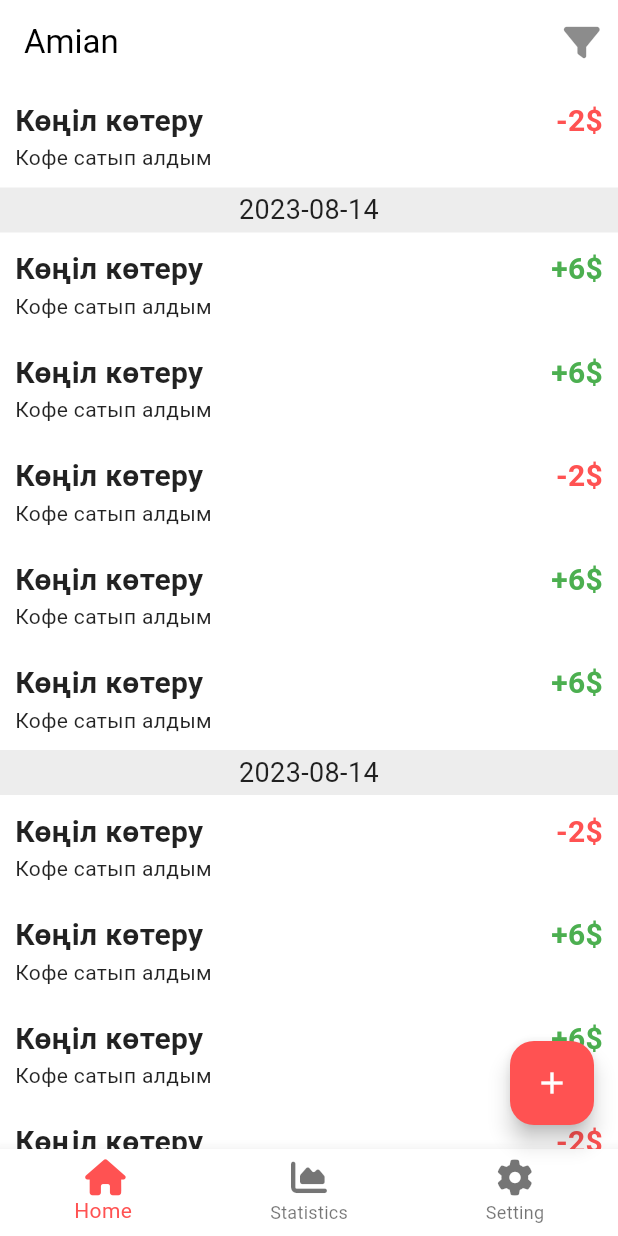
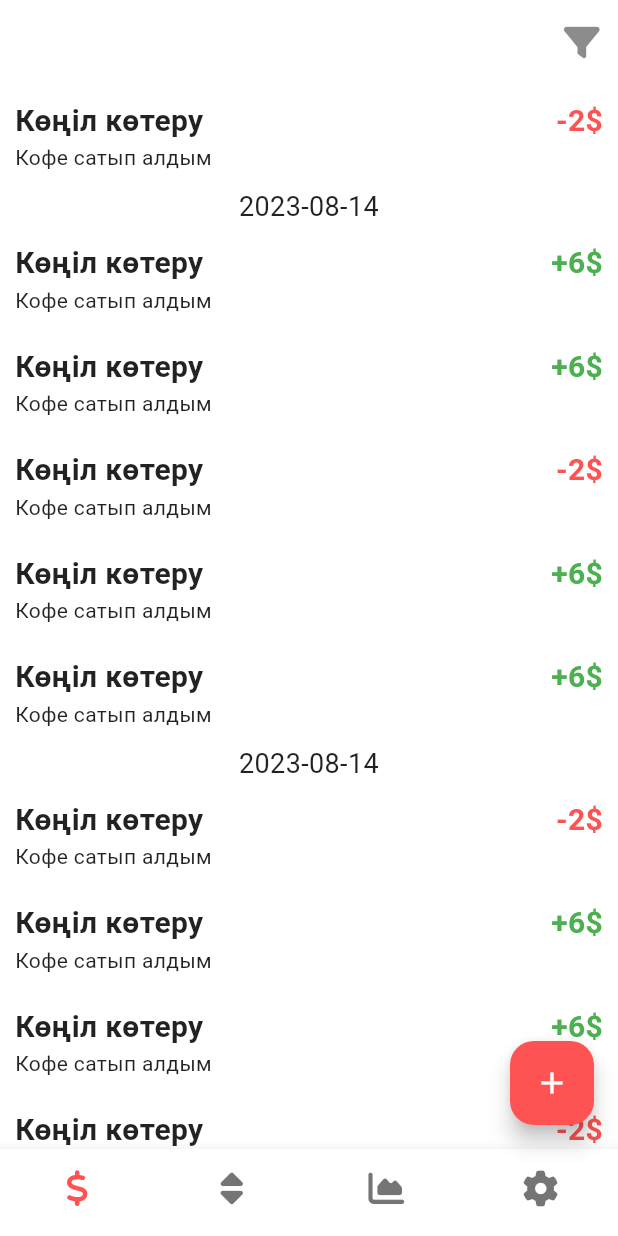
Before and after one commit to yertaykuanyshov/altyn, a Flutter app: the screen it shows after launch, on a phone screen of 412 x 824 dp. Run offline on Flutter 3.47's test engine with Material 2 defaults, Android fonts, the phone set to English and light mode, and no system bars; our stand-ins replace font_awesome_flutter, google_fonts; Roboto replaces fonts that are missing (Ubuntu).

Commit message:
Updated home page

```diff
--- a/lib/app.dart
+++ b/lib/app.dart
@@ -14,6 +14,10 @@ class AmianApp extends StatelessWidget {
         textTheme: GoogleFonts.ubuntuTextTheme(),
         colorScheme: const ColorScheme.light(primary: Colors.redAccent),
         scaffoldBackgroundColor: Colors.white,
+        bottomNavigationBarTheme: const BottomNavigationBarThemeData(
+          showSelectedLabels: false,
+          showUnselectedLabels: false,
+        )
       ),
       home: const HomePage(),
     );
--- a/lib/pages/home_page.dart
+++ b/lib/pages/home_page.dart
@@ -11,7 +11,6 @@ class HomePage extends StatelessWidget {
   Widget build(BuildContext context) {
     return Scaffold(
       appBar: AppBar(
-        title: const Text("Amian"),
         actions: [
           IconButton(
             icon: const Icon(
@@ -38,17 +37,12 @@ class HomePage extends StatelessWidget {
         itemCount: 30,
         separatorBuilder: (_, idx) {
           if (idx % 5 == 0) {
-            return Container(
-              width: double.infinity,
-              height: 30,
-              color: Colors.black12.withOpacity(0.07),
-              child: const Center(
-                child: Text(
-                  "2023-08-14",
-                  textAlign: TextAlign.center,
-                  style: TextStyle(
-                    fontSize: 18,
-                  ),
+            return const Center(
+              child: Text(
+                "2023-08-14",
+                textAlign: TextAlign.center,
+                style: TextStyle(
+                  fontSize: 18,
                 ),
               ),
             );
@@ -88,10 +82,15 @@ class HomePage extends StatelessWidget {
         ),
       ),
       bottomNavigationBar: BottomNavigationBar(
+        type: BottomNavigationBarType.fixed,
         items: const [
           BottomNavigationBarItem(
-            icon: Icon(FontAwesomeIcons.house),
+            icon: Icon(FontAwesomeIcons.dollarSign),
             label: "Home",
+          ),
+          BottomNavigationBarItem(
+            icon: Icon(FontAwesomeIcons.sort),
+            label: "Category",
           ),
           BottomNavigationBarItem(
             icon: Icon(FontAwesomeIcons.chartArea),
```
